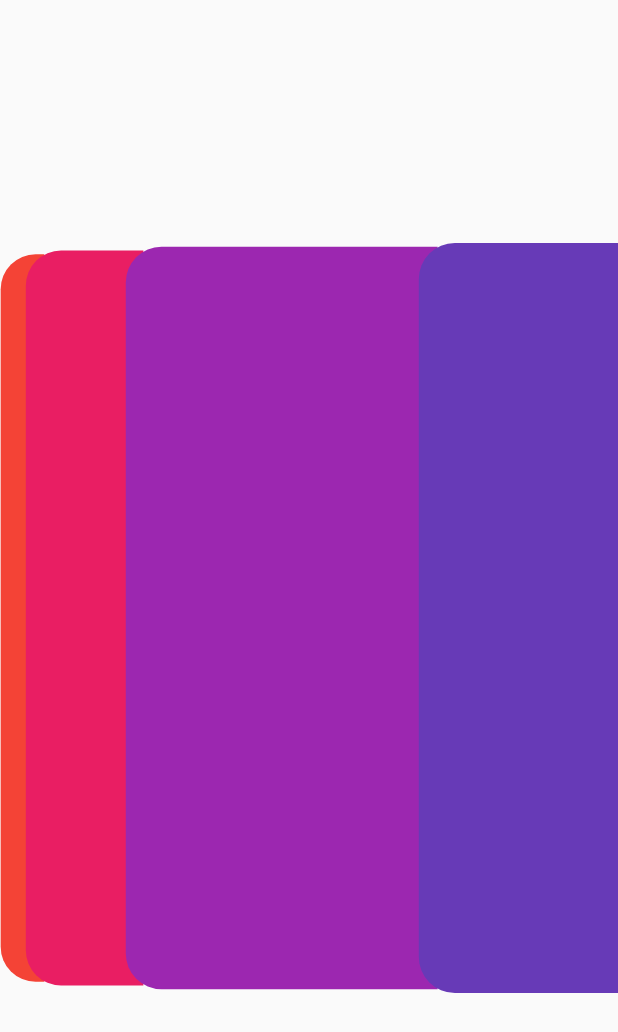
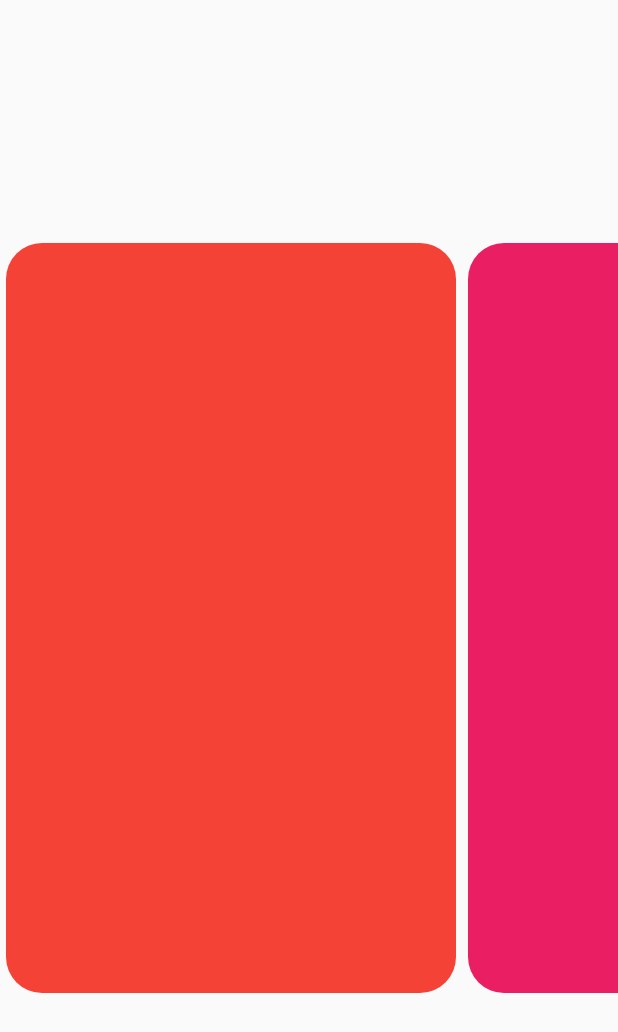
Before and after one commit to takassh/custom_widget_demo, a Flutter app: the screen it shows after launch, on a phone screen of 412 x 824 dp. Shown: the top 1032 px of the screen. Run offline on Flutter 3.47's test engine with Material 2 defaults, Android fonts, the phone set to English and light mode, and no system bars.

Commit message:
2022/1/14

```diff
--- /dev/null
+++ b/lib/2021_1_13/my_home_page.dart
@@ -0,0 +1,114 @@
+import 'dart:ui';
+
+import 'package:custom_widget/2021_1_13/cupertino_task_view.dart';
+import 'package:custom_widget/view.dart';
+import 'package:flutter/cupertino.dart';
+import 'package:flutter/material.dart';
+
+class MyHomePage extends StatefulWidget {
+  const MyHomePage({Key? key}) : super(key: key);
+
+  @override
+  State<MyHomePage> createState() => _MyHomePageState();
+}
+
+class _MyHomePageState extends State<MyHomePage> {
+  var _leftIndex = 0;
+  var _pixels = 0.0;
+  final _base = 100;
+  final _overlap = kOverlap;
+  late final _tick = (_base - _overlap);
+  final _colors = Colors.primaries.map((e) => e.shade500).toList();
+
+  @override
+  Widget build(BuildContext context) {
+    return Scaffold(
+      body: _buildHorizontalScroll(),
+    );
+  }
+
+  Widget _buildHorizontalScroll() {
+    return Center(
+      child: SizedBox(
+        height: 500,
+        child: NotificationListener<ScrollNotification>(
+          onNotification: (notification) {
+            setState(() {
+              _pixels = notification.metrics.pixels;
+              _leftIndex = (_pixels / _tick).floor();
+            });
+            return true;
+          },
+          child: CupertinoTaskView(
+            leftIndex: _leftIndex,
+            rightIndex: 0,
+            builder: (context, index) {
+              if (index < _leftIndex) {
+                return SizedBox(width: _base.toDouble());
+              } else if (index > _leftIndex + 3) {
+                return View(
+                  margin: EdgeInsets.zero,
+                  width: 100,
+                  color: _colors[index % _colors.length],
+                );
+              }
+
+              if ((index - _leftIndex) % 4 == 0) {
+                return Transform.scale(
+                  scale: 0.97,
+                  child: View(
+                    margin: EdgeInsets.zero,
+                    width: _factor(_base, _base, _pixels) < 0
+                        ? 0
+                        : _factor(_base, _base, _pixels),
+                    showRight: index + 1 == kMaxItemCount,
+                    color: _colors[index % _colors.length],
+                  ),
+                );
+              } else if ((index - _leftIndex) % 4 == 1) {
+                return Transform.scale(
+                  scale: _factor(0.98, 0.97, _pixels),
+                  child: View(
+                    margin: EdgeInsets.zero,
+                    width: _factor(150, _base, _pixels),
+                    showRight: index + 1 == kMaxItemCount,
+                    color: _colors[index % _colors.length],
+                  ),
+                );
+              } else if ((index - _leftIndex) % 4 == 2) {
+                return Transform.scale(
+                  scale: _factor(0.99, 0.98, _pixels),
+                  child: View(
+                    margin: EdgeInsets.zero,
+                    width: _factor(200, 150, _pixels),
+                    showRight: index + 1 == kMaxItemCount,
+                    color: _colors[index % _colors.length],
+                  ),
+                );
+              } else if ((index - _leftIndex) % 4 == 3) {
+                return Transform.scale(
+                  scale: _factor(1.0, 0.99, _pixels),
+                  child: View(
+                    margin: EdgeInsets.zero,
+                    width: _factor(300, 200, _pixels),
+                    showRight: index + 1 == kMaxItemCount,
+                    color: _colors[index % _colors.length],
+                  ),
+                );
+              }
+
+              throw Error();
+            },
+          ),
+        ),
+      ),
+    );
+  }
+
+  double _factor(num start, num end, double pixels) {
+    final factor = lerpDouble(start, end, (pixels % _tick) / _tick);
+    return start < end
+        ? factor!.clamp(start, end).toDouble()
+        : factor!.clamp(end, start).toDouble();
+  }
+}
--- a/lib/2021_1_13/cupertino_task_view.dart
+++ b/lib/2021_1_14/cupertino_task_view.dart
@@ -2,47 +2,33 @@ import 'package:flutter/foundation.dart';
 import 'package:flutter/material.dart';
 import 'package:flutter/rendering.dart';
 
-const double kOverlap = 13.6;
-const int kMaxItemCount = (250 ~/ kOverlap);
+//childMainAxisPositionが0以下にならないようにすることで揃っていくように見えないか
+//403行目のcollectGarbageを変更することで最初にあったものを消さないようにできる
 
 class CupertinoTaskView extends ListView {
   final IndexedWidgetBuilder builder;
-  final int leftIndex;
-  final int rightIndex;
 
   CupertinoTaskView({
     Key? key,
     required this.builder,
-    required this.leftIndex,
-    required this.rightIndex,
   }) : super.builder(
           key: key,
           itemBuilder: builder,
           scrollDirection: Axis.horizontal,
-          itemCount: kMaxItemCount,
           physics: const AlwaysScrollableScrollPhysics(),
         );
 
   @override
   Widget buildChildLayout(BuildContext context) {
-    return _CupertinoListView(
-      delegate: childrenDelegate,
-      leftIndex: leftIndex,
-      rightIndex: rightIndex,
-    );
+    return _CupertinoListView(delegate: childrenDelegate);
   }
 }
 
 class _CupertinoListView extends SliverMultiBoxAdaptorWidget {
-  final int leftIndex;
-  final int rightIndex;
-
   /// Creates a sliver that places box children in a linear array.
   const _CupertinoListView({
     Key? key,
     required SliverChildDelegate delegate,
-    required this.leftIndex,
-    required this.rightIndex,
   }) : super(key: key, delegate: delegate);
 
   @override
@@ -53,15 +39,12 @@ class _CupertinoListView extends SliverMultiBoxAdaptorWidget {
   _RenderCupertinoList createRenderObject(BuildContext context) {
     final SliverMultiBoxAdaptorElement element =
         context as SliverMultiBoxAdaptorElement;
-    return _RenderCupertinoList(
-        childManager: element, leftIndex: leftIndex, rightIndex: rightIndex);
+    return _RenderCupertinoList(childManager: element);
   }
 
   @override
   void updateRenderObject(
-      BuildContext context, covariant _RenderCupertinoList renderObject) {
-    renderObject.leftIndex = leftIndex;
-  }
+      BuildContext context, covariant _RenderCupertinoList renderObject) {}
 }
 
 class _RenderCupertinoList extends RenderSliverMultiBoxAdaptor {
@@ -71,43 +54,21 @@ class _RenderCupertinoList extends RenderSliverMultiBoxAdaptor {
   /// The [childManager] argument must not be null.
   _RenderCupertinoList({
     required RenderSliverBoxChildManager childManager,
-    required int leftIndex,
-    required int rightIndex,
-  })  : _leftIndex = leftIndex,
-        _rightIndex = rightIndex,
-        super(childManager: childManager);
-
-  int _leftIndex;
-  int get leftIndex => _leftIndex;
-  set leftIndex(int value) {
-    if (_leftIndex == value) return;
-    _leftIndex = value;
-    markNeedsLayout();
-  }
-
-  int _rightIndex;
-  int get rightIndex => _rightIndex;
-  set rightIndex(int value) {
-    if (_rightIndex == value) return;
-    _rightIndex = value;
-    markNeedsLayout();
-  }
+  }) : super(childManager: childManager);
 
   @override
   double childMainAxisPosition(covariant RenderBox child) {
     final index = indexOf(child);
-    if (index == leftIndex) {
+    var position = childScrollOffset(child)! - constraints.scrollOffset;
+    // for (var i = 0; i < index; i++) {
+    //   position -= 30;
+    // }
+
+    if (position < 0) {
       return 0;
+    } else {
+      return position;
     }
-
-    var offset = 0.0; //なぜか250までしか許容しないので注意
-    for (var i = 0; i < index; i++) {
-      offset += kOverlap;
-    }
-    // if (index == rightIndex + 1) {
-    //   offset -= kOverlap;
-    // }
-    return childScrollOffset(child)! - constraints.scrollOffset - offset;
   }
 
   @override
--- /dev/null
+++ b/lib/2021_1_14/cupertino_task_view_parent_data.dart
@@ -0,0 +1,7 @@
+import 'package:flutter/rendering.dart';
+import 'package:flutter/widgets.dart';
+
+/// Parent data for use with [CupertinoTaskView].
+class CupertinoTaskViewParentData extends SliverMultiBoxAdaptorParentData {
+  Offset? offset;
+}
--- /dev/null
+++ b/lib/2021_1_14/my_home_page.dart
@@ -0,0 +1,37 @@
+import 'dart:ui';
+
+import 'package:custom_widget/2021_1_14/cupertino_task_view.dart';
+import 'package:custom_widget/view.dart';
+import 'package:flutter/cupertino.dart';
+import 'package:flutter/material.dart';
+
+class MyHomePage extends StatefulWidget {
+  const MyHomePage({Key? key}) : super(key: key);
+
+  @override
+  State<MyHomePage> createState() => _MyHomePageState();
+}
+
+class _MyHomePageState extends State<MyHomePage> {
+  final _colors = Colors.primaries.map((e) => e.shade500).toList();
+
+  @override
+  Widget build(BuildContext context) {
+    return Scaffold(
+      body: Center(
+        child: _buildHorizontalScroll(),
+      ),
+    );
+  }
+
+  Widget _buildHorizontalScroll() {
+    return CupertinoTaskView(
+      builder: (context, index) {
+        return View(
+          showRight: true,
+          color: _colors[index % _colors.length],
+        );
+      },
+    );
+  }
+}
--- a/lib/main.dart
+++ b/lib/main.dart
@@ -1,7 +1,5 @@
-import 'dart:ui';
 
-import 'package:custom_widget/2021_1_13/cupertino_task_view.dart';
-import 'package:custom_widget/view.dart';
+import 'package:custom_widget/2021_1_14/my_home_page.dart';
 import 'package:flutter/cupertino.dart';
 import 'package:flutter/material.dart';
 
@@ -21,121 +19,7 @@ class MyApp extends StatelessWidget {
       theme: ThemeData(
         primarySwatch: Colors.blue,
       ),
-      home: const MyHomePage(title: 'Flutter Demo Home Page'),
+      home: const MyHomePage(),
     );
   }
 }
-
-class MyHomePage extends StatefulWidget {
-  const MyHomePage({Key? key, required this.title}) : super(key: key);
-  final String title;
-
-  @override
-  State<MyHomePage> createState() => _MyHomePageState();
-}
-
-class _MyHomePageState extends State<MyHomePage> {
-  var _leftIndex = 0;
-  var _pixels = 0.0;
-  final _base = 30;
-  final _overlap = kOverlap;
-  late final _tick = (_base - _overlap);
-  final _colors = Colors.primaries.map((e) => e.shade500).toList();
-
-  @override
-  Widget build(BuildContext context) {
-    return Scaffold(
-      body: _buildHorizontalScroll(),
-    );
-  }
-
-  Widget _buildHorizontalScroll() {
-    return Center(
-      child: SizedBox(
-        height: 500,
-        child: NotificationListener<ScrollNotification>(
-          onNotification: (notification) {
-            setState(() {
-              _pixels = notification.metrics.pixels;
-              _leftIndex = (_pixels / _tick).floor();
-            });
-            return true;
-          },
-          child: CupertinoTaskView(
-            leftIndex: _leftIndex,
-            rightIndex: 0,
-            builder: (context, index) {
-              if (index < _leftIndex) {
-                return SizedBox(width: _base.toDouble());
-              } else if (index > _leftIndex + 3) {
-                return SizedBox(
-                  width: 300,
-                  child: View(
-                    color: _colors[index % _colors.length],
-                  ),
-                );
-              }
-
-              if ((index - _leftIndex) % 4 == 0) {
-                return Transform.scale(
-                  scale: 0.97,
-                  child: SizedBox(
-                    width: _factor(_base, _base, _pixels) < 0
-                        ? 0
-                        : _factor(_base, _base, _pixels),
-                    child: View(
-                      showRight: index + 1 == kMaxItemCount,
-                      color: _colors[index % _colors.length],
-                    ),
-                  ),
-                );
-              } else if ((index - _leftIndex) % 4 == 1) {
-                return Transform.scale(
-                  scale: _factor(0.98, 0.97, _pixels),
-                  child: SizedBox(
-                    width: _factor(80, _base, _pixels),
-                    child: View(
-                      showRight: index + 1 == kMaxItemCount,
-                      color: _colors[index % _colors.length],
-                    ),
-                  ),
-                );
-              } else if ((index - _leftIndex) % 4 == 2) {
-                return Transform.scale(
-                  scale: _factor(0.99, 0.98, _pixels),
-                  child: SizedBox(
-                    width: _factor(210, 80, _pixels),
-                    child: View(
-                      showRight: index + 1 == kMaxItemCount,
-                      color: _colors[index % _colors.length],
-                    ),
-                  ),
-                );
-              } else if ((index - _leftIndex) % 4 == 3) {
-                return Transform.scale(
-                  scale: _factor(1.0, 0.99, _pixels),
-                  child: SizedBox(
-                    width: _factor(300, 210, _pixels),
-                    child: View(
-                      showRight: index + 1 == kMaxItemCount,
-                      color: _colors[index % _colors.length],
-                    ),
-                  ),
-                );
-              }
-
-              throw Error();
-            },
-          ),
-        ),
-      ),
-    );
-  }
-
-  double _factor(num start, num end, double pixels) {
-    final factor = lerpDouble(start, end, (pixels % _tick) / _tick);
-    return start < end
-        ? factor!.clamp(start, end).toDouble()
-        : factor!.clamp(end, start).toDouble();
-  }
-}
--- a/lib/view.dart
+++ b/lib/view.dart
@@ -3,16 +3,31 @@ import 'package:flutter/material.dart';
 class View extends StatelessWidget {
   final Color color;
   final bool showRight;
-  const View({Key? key, required this.color, this.showRight = false})
+  final double width;
+  final EdgeInsetsGeometry margin;
+  const View(
+      {Key? key,
+      required this.color,
+      this.showRight = false,
+      this.width = 300,
+      this.margin = const EdgeInsets.symmetric(horizontal: 4)})
       : super(key: key);
-
-  static const height = 500.0;
 
   @override
   Widget build(BuildContext context) {
-    return Container(
-      height: height,
+    return Center(
+      child: Container(
+        height: 500,
+        width: width,
+        margin: margin,
         decoration: BoxDecoration(
+          // boxShadow: [
+          //   BoxShadow(
+          //     color: Colors.black.withOpacity(0.12),
+          //     blurRadius: 16,
+          //     offset: const Offset(0, 2),
+          //   ),
+          // ],
           color: color,
           borderRadius: !showRight
               ? const BorderRadius.only(
@@ -21,6 +36,7 @@ class View extends StatelessWidget {
                 )
               : BorderRadius.circular(24),
         ),
+      ),
     );
   }
 }
```
Lines whose indentation alone changed are shown as unchanged.
